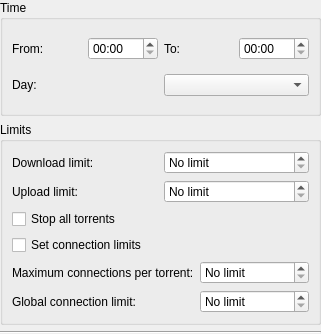
First picture: the form in plugins/bwscheduler/edititemdlg.ui, repository KDE/ktorrent, before the edit.
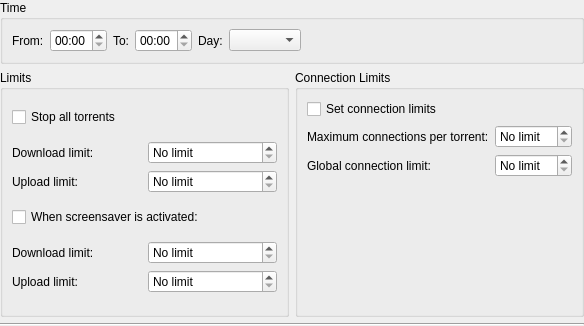
Second picture: the form after the edit.

Commit message: Add feature to support a different speed limit when the screensaver is activated

What changed in the file:
```diff
--- a/plugins/bwscheduler/edititemdlg.ui
+++ b/plugins/bwscheduler/edititemdlg.ui
@@ -5,14 +5,14 @@
    <rect>
     <x>0</x>
     <y>0</y>
-    <width>321</width>
-    <height>334</height>
+    <width>584</width>
+    <height>326</height>
    </rect>
   </property>
   <property name="windowTitle" >
    <string>Add a new item to the schedule</string>
   </property>
-  <layout class="QVBoxLayout" >
+  <layout class="QVBoxLayout" name="verticalLayout_3" >
    <property name="margin" >
     <number>0</number>
    </property>
@@ -21,7 +21,7 @@
      <property name="title" >
       <string>Time</string>
      </property>
-     <layout class="QVBoxLayout" >
+     <layout class="QHBoxLayout" name="horizontalLayout" >
       <item>
        <layout class="QHBoxLayout" >
         <item>
@@ -68,15 +68,37 @@
         </item>
        </layout>
       </item>
+      <item>
+       <spacer name="horizontalSpacer" >
+        <property name="orientation" >
+         <enum>Qt::Horizontal</enum>
+        </property>
+        <property name="sizeHint" stdset="0" >
+         <size>
+          <width>40</width>
+          <height>20</height>
+         </size>
+        </property>
+       </spacer>
+      </item>
      </layout>
     </widget>
    </item>
+   <item>
+    <layout class="QHBoxLayout" name="horizontalLayout_2" >
    <item>
     <widget class="QGroupBox" name="groupBox" >
      <property name="title" >
       <string>Limits</string>
      </property>
-     <layout class="QVBoxLayout" >
+       <layout class="QVBoxLayout" name="verticalLayout_2" >
+        <item>
+         <widget class="QCheckBox" name="m_paused" >
+          <property name="text" >
+           <string>Stop all torrents</string>
+          </property>
+         </widget>
+        </item>
       <item>
        <layout class="QGridLayout" >
         <item row="0" column="0" >
@@ -122,12 +144,65 @@
        </layout>
       </item>
       <item>
-       <widget class="QCheckBox" name="m_paused" >
+         <widget class="QCheckBox" name="m_screensaver_limits" >
         <property name="text" >
-         <string>Stop all torrents</string>
+           <string>When screensaver is activated:</string>
         </property>
        </widget>
       </item>
+        <item>
+         <layout class="QGridLayout" name="_2" >
+          <item row="0" column="0" >
+           <widget class="QLabel" name="label_8" >
+            <property name="text" >
+             <string>Download limit:</string>
+            </property>
+           </widget>
+          </item>
+          <item row="0" column="1" >
+           <widget class="QSpinBox" name="m_ss_download_limit" >
+            <property name="specialValueText" >
+             <string>No limit</string>
+            </property>
+            <property name="suffix" >
+             <string> KiB/s</string>
+            </property>
+            <property name="maximum" >
+             <number>10000000</number>
+            </property>
+           </widget>
+          </item>
+          <item row="1" column="0" >
+           <widget class="QLabel" name="label_9" >
+            <property name="text" >
+             <string>Upload limit:</string>
+            </property>
+           </widget>
+          </item>
+          <item row="1" column="1" >
+           <widget class="QSpinBox" name="m_ss_upload_limit" >
+            <property name="specialValueText" >
+             <string>No limit</string>
+            </property>
+            <property name="suffix" >
+             <string> KiB/s</string>
+            </property>
+            <property name="maximum" >
+             <number>10000000</number>
+            </property>
+           </widget>
+          </item>
+         </layout>
+        </item>
+       </layout>
+      </widget>
+     </item>
+     <item>
+      <widget class="QGroupBox" name="groupBox_3" >
+       <property name="title" >
+        <string>Connection Limits</string>
+       </property>
+       <layout class="QVBoxLayout" name="verticalLayout" >
       <item>
        <widget class="QCheckBox" name="m_set_connection_limits" >
         <property name="text" >
@@ -176,8 +251,23 @@
         </item>
        </layout>
       </item>
-     </layout>
-    </widget>
+        <item>
+         <spacer name="verticalSpacer" >
+          <property name="orientation" >
+           <enum>Qt::Vertical</enum>
+          </property>
+          <property name="sizeHint" stdset="0" >
+           <size>
+            <width>20</width>
+            <height>40</height>
+           </size>
+          </property>
+         </spacer>
+        </item>
+       </layout>
+      </widget>
+     </item>
+    </layout>
    </item>
    <item>
     <widget class="Line" name="line" >
```
Left out of the diff: 18 changed lines with no effect on the pictures. Lines whose indentation alone changed are shown as unchanged. The commit also changes 14 other files.
